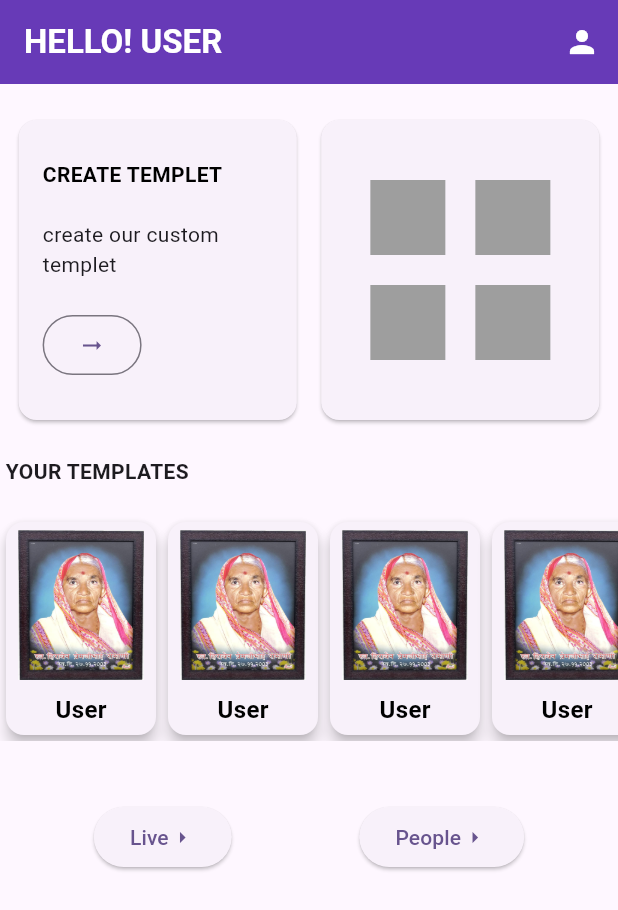
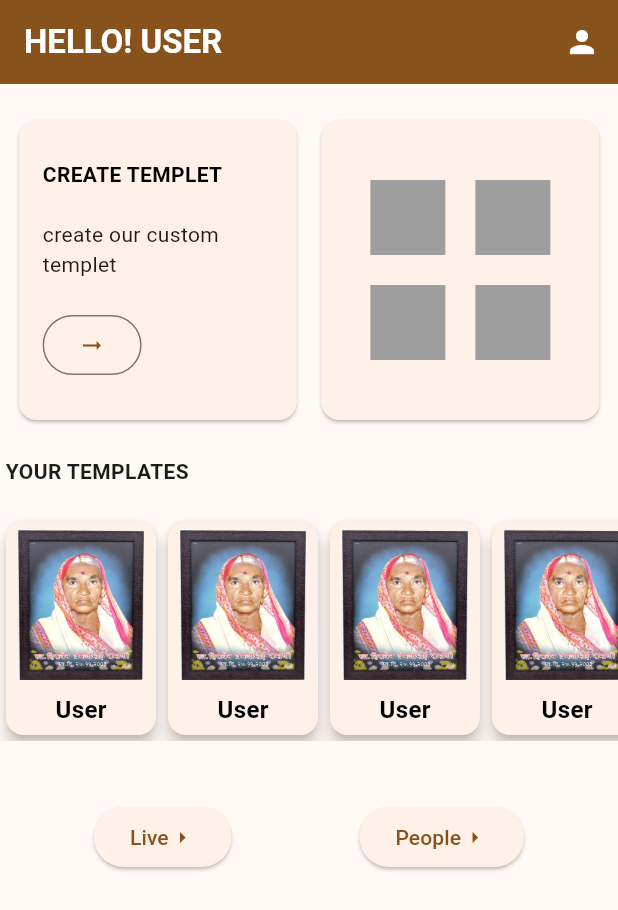
Before and after one commit to devendra-alt/social-content-manager, a Flutter app: the Home screen opened directly, on a phone screen of 412 x 824 dp. Shown: the top 910 px of the screen. Run offline on Flutter 3.47's test engine with Material 3 defaults, Android fonts, the phone set to English and light mode, and no system bars; our stand-ins replace file_picker, flutter_riverpod, flutter_secure_storage, flutter_svg, graphql_flutter, permission_handler and 1 more; missing offline and left inert: agora_rtc_engine; accounts and stored records are empty.

Commit message:
Update theme color

```diff
--- a/lib/home/home.dart
+++ b/lib/home/home.dart
@@ -31,7 +31,7 @@ class Home extends ConsumerWidget {
   Widget build(BuildContext context, WidgetRef ref) {
     return Scaffold(
       appBar: AppBar(
-        backgroundColor: Colors.deepPurple,
+        backgroundColor: Theme.of(context).primaryColor,
         title: Text(
           'hello! User'.toUpperCase(),
           style: TextStyle(fontWeight: FontWeight.w700, color: Colors.white),
--- a/lib/main.dart
+++ b/lib/main.dart
@@ -30,7 +30,8 @@ class MyApp extends StatelessWidget {
         child: MaterialApp(
           title: 'social app',
           theme: ThemeData(
-            colorScheme: ColorScheme.fromSeed(seedColor: Colors.deepPurple),
+            colorScheme: ColorScheme.fromSeed(
+                seedColor: Color.fromARGB(255, 255, 152, 34)),
             useMaterial3: true,
           ),
           home: const MyHomePage(),
```
